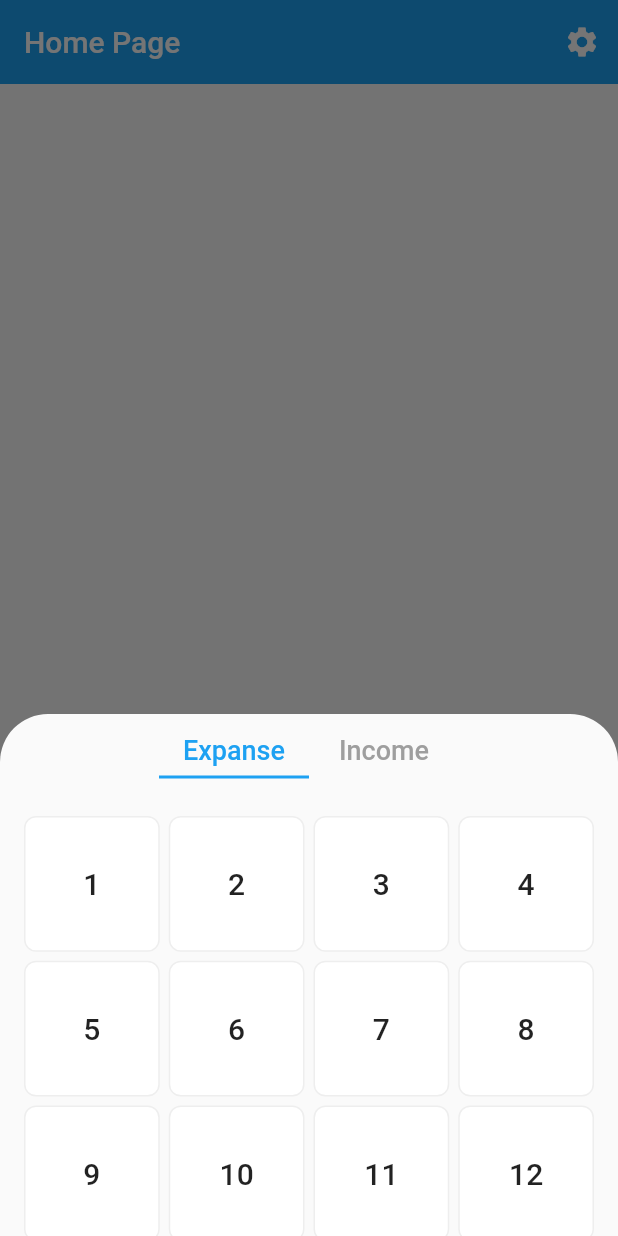
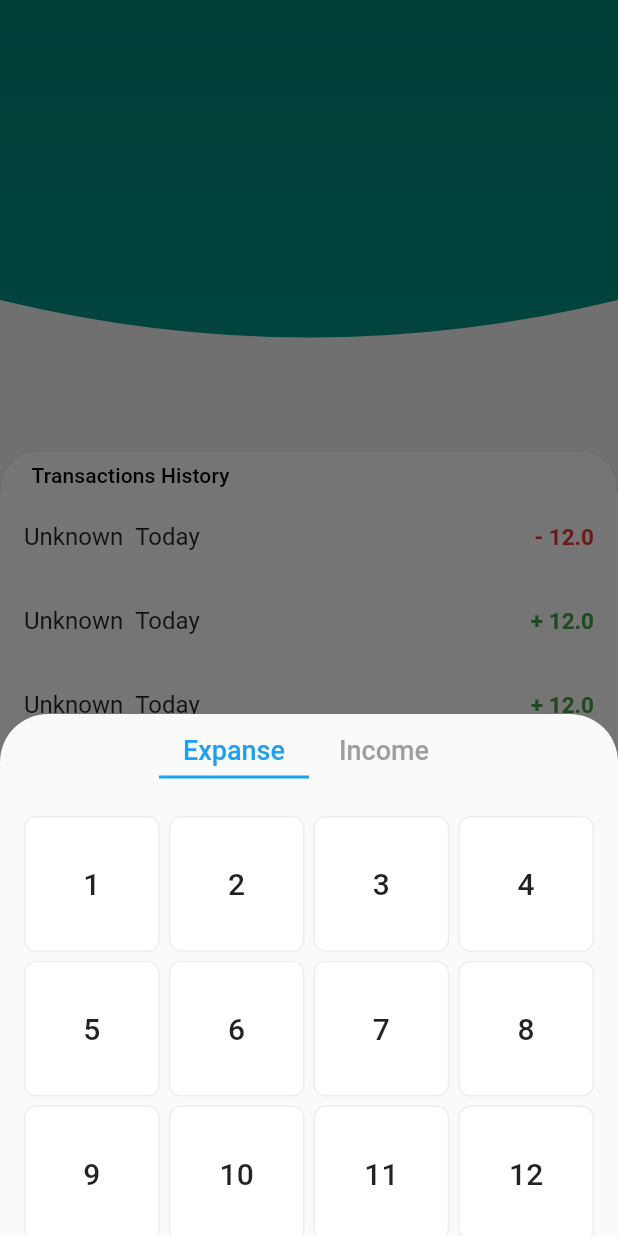
Before and after one commit to hasansujon786/walleti-flutter-app, a Flutter app: the screen it shows after launch, after a tap on the "add" icon, on a phone screen of 412 x 824 dp. Run offline on Flutter 3.47's test engine with Material 2 defaults, Android fonts, the phone set to English and light mode, and no system bars; our stand-ins replace flutter_riverpod, shared_preferences.

Commit message:
add dashboard transaction list

```diff
--- a/lib/features/home/presentation/screens/dashboard_screen.dart
+++ b/lib/features/home/presentation/screens/dashboard_screen.dart
@@ -1,22 +1,46 @@
 import 'package:flutter/material.dart';
-import 'package:flutter_riverpod/flutter_riverpod.dart';
 
-import '../../../transactions/presentation/providers/template_provider.dart';
-import '../../../transactions/presentation/widgets/transaction_list_item.dart';
+import '../widgets/widgets.dart';
 
-class DashboardScreen extends ConsumerWidget {
+final _bg = Colors.grey.shade100;
+
+class DashboardScreen extends StatelessWidget {
   const DashboardScreen({super.key});
 
+  void onTnxViewToggle(bool b) {}
+
   @override
-  Widget build(BuildContext context, ref) {
-    final tnxs = ref.watch(transactionsProvider);
-    return ListView.separated(
-      padding: const EdgeInsets.symmetric(horizontal: 12, vertical: 16),
-      itemBuilder: (context, index) {
-        return TransactionListItem(tnxs[index]);
-      },
-      separatorBuilder: (context, i) => const SizedBox(height: 8),
-      itemCount: tnxs.length,
+  Widget build(BuildContext context) {
+    return CustomScrollView(
+      slivers: <Widget>[
+        const _DbAppBar(),
+        DbTtransactionListHeader(
+          bg: _bg,
+          isTransactionsView: true,
+          toggleTransactioView: onTnxViewToggle,
+        ),
+        const DbTransactionListView(),
+        const SliverPadding(padding: EdgeInsets.only(bottom: 40))
+      ],
     );
   }
 }
+
+class _DbAppBar extends StatelessWidget {
+  const _DbAppBar();
+
+  @override
+  Widget build(BuildContext context) {
+    return SliverAppBar(
+      titleSpacing: 12,
+      centerTitle: true,
+      leadingWidth: 46,
+      // title: const Text('sdf', style: TextStyle(fontSize: 16)),
+      expandedHeight: 300,
+      pinned: true,
+      stretch: true,
+      backgroundColor: Colors.teal,
+      flexibleSpace: AccountCardHeader(bg: _bg),
+    );
+  }
+}
--- a/lib/features/home/presentation/screens/home_screen.dart
+++ b/lib/features/home/presentation/screens/home_screen.dart
@@ -1,6 +1,5 @@
 import 'package:flutter/material.dart';
 
-import '../../../../routes/routes.dart';
 import '../../../transactions/presentation/widgets/widgets.dart';
 import 'dashboard_screen.dart';
 
@@ -16,15 +15,15 @@ class _HomeScreenState extends State<HomeScreen> {
   @override
   Widget build(BuildContext context) {
     return Scaffold(
-      appBar: AppBar(
-        title: const Text('Home Page'),
-        actions: [
-          IconButton(
-            onPressed: () => Navigator.pushNamed(context, Routes.settings),
-            icon: const Icon(Icons.settings),
-          )
-        ],
-      ),
+      // appBar: AppBar(
+      //   title: const Text('Home Page'),
+      //   actions: [
+      //     IconButton(
+      //       onPressed: () => Navigator.pushNamed(context, Routes.settings),
+      //       icon: const Icon(Icons.settings),
+      //     )
+      //   ],
+      // ),
       floatingActionButton: FloatingActionButton(
         onPressed: () {
           showTransactionForm(context);
--- /dev/null
+++ b/lib/features/home/presentation/widgets/account_card_header.dart
@@ -0,0 +1,99 @@
+import 'package:flutter/material.dart';
+
+class AccountCardHeader extends StatelessWidget {
+  const AccountCardHeader({super.key, required this.bg});
+
+  final Color bg;
+
+  @override
+  Widget build(BuildContext context) {
+    return FlexibleSpaceBar(
+      collapseMode: CollapseMode.none,
+      background: Stack(
+        children: [
+          Positioned.fill(child: ColoredBox(color: bg)),
+          Padding(
+            padding: const EdgeInsets.only(bottom: 50),
+            child: ClipPath(
+              clipper: MyArcClipper(),
+              child: Container(
+                decoration: BoxDecoration(
+                  gradient: LinearGradient(
+                    colors: [Colors.teal.shade600, Colors.teal],
+                    begin: Alignment.topCenter,
+                    end: Alignment.bottomCenter,
+                  ),
+                ),
+              ),
+            ),
+          ),
+          // Padding(
+          //   padding: const EdgeInsets.fromLTRB(24, 0, 24, 16),
+          //   child: Column(
+          //     mainAxisAlignment: MainAxisAlignment.end,
+          //     crossAxisAlignment: CrossAxisAlignment.start,
+          //     children: [
+          //       greet(context),
+          //       const SizedBox(height: 20),
+          //       // const _Card(),
+          //     ],
+          //   ),
+          // )
+        ],
+      ),
+    );
+  }
+
+  Widget greet(context) {
+    final tt = Theme.of(context).textTheme;
+    return Row(
+      mainAxisAlignment: MainAxisAlignment.spaceBetween,
+      children: [
+        Column(
+          crossAxisAlignment: CrossAxisAlignment.start,
+          children: [
+            Text(
+              'Good afternoon,',
+              style: tt.labelMedium?.copyWith(color: Colors.grey.shade300),
+            ),
+            const SizedBox(height: 2),
+            Text(
+              'Hasan Mahmud',
+              style: tt.titleLarge?.copyWith(color: Colors.grey.shade300),
+            ),
+          ],
+        ),
+        IconButton(
+          padding: const EdgeInsets.all(0),
+          onPressed: () {},
+          icon: Container(
+            width: 38,
+            height: 38,
+            decoration: BoxDecoration(borderRadius: BorderRadius.circular(12), color: Colors.teal),
+            child: const Icon(Icons.notifications, color: Colors.white),
+          ),
+        )
+      ],
+    );
+  }
+}
+
+class MyArcClipper extends CustomClipper<Path> {
+  @override
+  Path getClip(Size size) {
+    final w = size.width;
+    final h = size.height;
+
+    // Arc
+    final path = Path()
+      ..lineTo(0, h - 50)
+      ..quadraticBezierTo(w * .5, h, w, h - 50)
+      ..lineTo(w, 0)
+      ..close();
+
+    return path;
+  }
+
+  @override
+  bool shouldReclip(CustomClipper<Path> oldClipper) => true;
+}
--- /dev/null
+++ b/lib/features/home/presentation/widgets/db_transaction_list_header.dart
@@ -0,0 +1,86 @@
+import 'package:flutter/material.dart';
+import 'package:flutter_riverpod/flutter_riverpod.dart';
+
+class DbTtransactionListHeader extends ConsumerWidget {
+  final bool isTransactionsView;
+  final void Function(bool) toggleTransactioView;
+  final Color bg;
+  const DbTtransactionListHeader({
+    Key? key,
+    this.isTransactionsView = true,
+    required this.toggleTransactioView,
+    required this.bg,
+  }) : super(key: key);
+
+  @override
+  Widget build(BuildContext context, ref) {
+    final mq = MediaQuery.of(context);
+    double height = 25;
+    return SliverToBoxAdapter(
+      child: ColoredBox(
+        color: bg,
+        child: Stack(
+          clipBehavior: Clip.none,
+          children: [
+            Container(
+              width: mq.size.width,
+              padding: const EdgeInsets.fromLTRB(20, 8, 8, 4),
+              decoration: BoxDecoration(
+                color: Colors.white,
+                border: Border.all(color: Colors.grey.shade200),
+                borderRadius: BorderRadius.vertical(top: Radius.circular(height)),
+              ),
+              child: Row(
+                children: <Widget>[
+                  Text('Transactions History', style: Theme.of(context).textTheme.subtitle2),
+                  const Spacer(),
+                  // CircularButton(
+                  //   icon: Icon(isTransactionsView ? Icons.list_alt : Icons.list),
+                  //   onPressed: () => toggleTransactioView(!isTransactionsView),
+                  // ),
+                  // moreButton(ref)
+                ],
+              ),
+            ),
+            const Positioned(
+              bottom: -2,
+              right: 0,
+              height: 4,
+              left: 0,
+              child: ColoredBox(color: Colors.white),
+            ),
+          ],
+        ),
+      ),
+    );
+  }
+
+  // Widget moreButton(WidgetRef ref) {
+  //   return PopupMenuButton<_PopupOptions>(
+  //     onSelected: (value) {
+  //       switch (value) {
+  //         case _PopupOptions.deleteAll:
+  //           ref.read(transactionListControllerProvider.notifier).deleteAllTransactions();
+  //           break;
+  //         case _PopupOptions.loadDemoItems:
+  //           ref.read(transactionListControllerProvider.notifier).addMultipleItems(items: myDemoTransactions);
+  //           break;
+  //         default:
+  //       }
+  //     },
+  //     itemBuilder: (contex) => [
+  //       const PopupMenuItem(
+  //         value: _PopupOptions.loadDemoItems,
+  //         child: PopupMenuItemData(icon: Icons.developer_board, text: 'Demo items'),
+  //       ),
+  //       const PopupMenuItem(
+  //         value: _PopupOptions.deleteAll,
+  //         child: PopupMenuItemData(icon: Icons.clear, text: 'Delete all'),
+  //       ),
+  //     ],
+  //     shape: RoundedRectangleBorder(borderRadius: BorderRadius.circular(12)),
+  //   );
+  // }
+}
+
+enum _PopupOptions { deleteAll, loadDemoItems }
--- /dev/null
+++ b/lib/features/home/presentation/widgets/db_transaction_list_view.dart
@@ -0,0 +1,31 @@
+import 'package:flutter/material.dart';
+import 'package:flutter_riverpod/flutter_riverpod.dart';
+
+import '../../../transactions/presentation/providers/tnxs_provider.dart';
+import '../../../transactions/presentation/widgets/transaction_list_item.dart';
+
+class DbTransactionListView extends ConsumerWidget {
+  final bool isTransactionsView;
+  const DbTransactionListView({Key? key, this.isTransactionsView = true}) : super(key: key);
+
+  @override
+  Widget build(BuildContext context, ref) {
+    final tnxs = ref.watch(transactionsProvider);
+
+    return SliverList(
+      delegate: SliverChildBuilderDelegate(
+        (context, index) => TransactionListItem(tnxs[index]),
+        childCount: tnxs.length,
+      ),
+    );
+  }
+
+  SliverToBoxAdapter buildSliverBoxCenter(Widget child) {
+    return SliverToBoxAdapter(
+      child: SizedBox(
+        height: 100,
+        child: Center(child: child),
+      ),
+    );
+  }
+}
--- a/lib/features/home/presentation/widgets/widgets.dart
+++ b/lib/features/home/presentation/widgets/widgets.dart
@@ -0,0 +1,3 @@
+export 'account_card_header.dart';
+export 'db_transaction_list_view.dart';
+export 'db_transaction_list_header.dart';
--- /dev/null
+++ b/lib/features/transactions/presentation/providers/providers.dart
@@ -0,0 +1 @@
+export 'tnxs_provider.dart';
--- a/lib/features/transactions/presentation/providers/template_provider.dart
+++ /dev/null
@@ -1,16 +0,0 @@
-import 'package:flutter_riverpod/flutter_riverpod.dart';
-
-import '../../domain/entities/transaction.dart';
-
-final transactionsProvider = StateNotifierProvider<TransactionsStateNotifier, List<Transaction>>((ref) {
-  final  items = <Transaction>[];
-  return TransactionsStateNotifier(items);
-});
-
-class TransactionsStateNotifier extends StateNotifier<List<Transaction>> {
-  TransactionsStateNotifier(initialState) : super(initialState);
-
-  void create(Transaction newTrnx) {
-    state = [newTrnx, ...state];
-  }
-}
--- /dev/null
+++ b/lib/features/transactions/presentation/providers/tnxs_provider.dart
@@ -0,0 +1,26 @@
+import 'package:flutter_riverpod/flutter_riverpod.dart';
+
+import '../../domain/entities/transaction.dart';
+
+final transactionsProvider = StateNotifierProvider<TransactionsStateNotifier, List<Transaction>>((ref) {
+  final items = <Transaction>[
+    Transaction(amount: 12, type: TransactionType.expance, createdAt: DateTime.now()),
+    Transaction(amount: 12, type: TransactionType.income, createdAt: DateTime.now()),
+    Transaction(amount: 12, type: TransactionType.income, createdAt: DateTime.now()),
+    Transaction(amount: 12, type: TransactionType.expance, createdAt: DateTime.now()),
+    Transaction(amount: 12, type: TransactionType.income, createdAt: DateTime.now()),
+    Transaction(amount: 12, type: TransactionType.income, createdAt: DateTime.now()),
+    Transaction(amount: 12, type: TransactionType.income, createdAt: DateTime.now()),
+    Transaction(amount: 12, type: TransactionType.income, createdAt: DateTime.now()),
+    Transaction(amount: 12, type: TransactionType.income, createdAt: DateTime.now()),
+  ];
+  return TransactionsStateNotifier(items);
+});
+
+class TransactionsStateNotifier extends StateNotifier<List<Transaction>> {
+  TransactionsStateNotifier(initialState) : super(initialState);
+
+  void create(Transaction newTrnx) {
+    state = [newTrnx, ...state];
+  }
+}
--- a/lib/features/transactions/presentation/widgets/transaction_form.dart
+++ b/lib/features/transactions/presentation/widgets/transaction_form.dart
@@ -3,7 +3,7 @@ import 'package:flutter_riverpod/flutter_riverpod.dart';
 
 import '../../../../shared/theme/app_colors.dart';
 import '../../domain/entities/transaction.dart';
-import '../providers/template_provider.dart';
+import '../providers/providers.dart';
 import 'tnx_category_pikcer.dart';
 import 'transaction_category_tile.dart';
 import 'transaction_form_toolbar.dart';
--- a/lib/features/transactions/presentation/widgets/transaction_list_item.dart
+++ b/lib/features/transactions/presentation/widgets/transaction_list_item.dart
@@ -29,10 +29,6 @@ class TransactionListItem extends StatelessWidget {
           color: isExpanse ? AppColors.expanse : AppColors.income,
         ),
       ),
-      shape: RoundedRectangleBorder(
-        borderRadius: BorderRadius.circular(8.0),
-        side: BorderSide(width: 1, color: Colors.grey.shade200),
-      ),
       tileColor: Colors.white,
     );
   }
```
